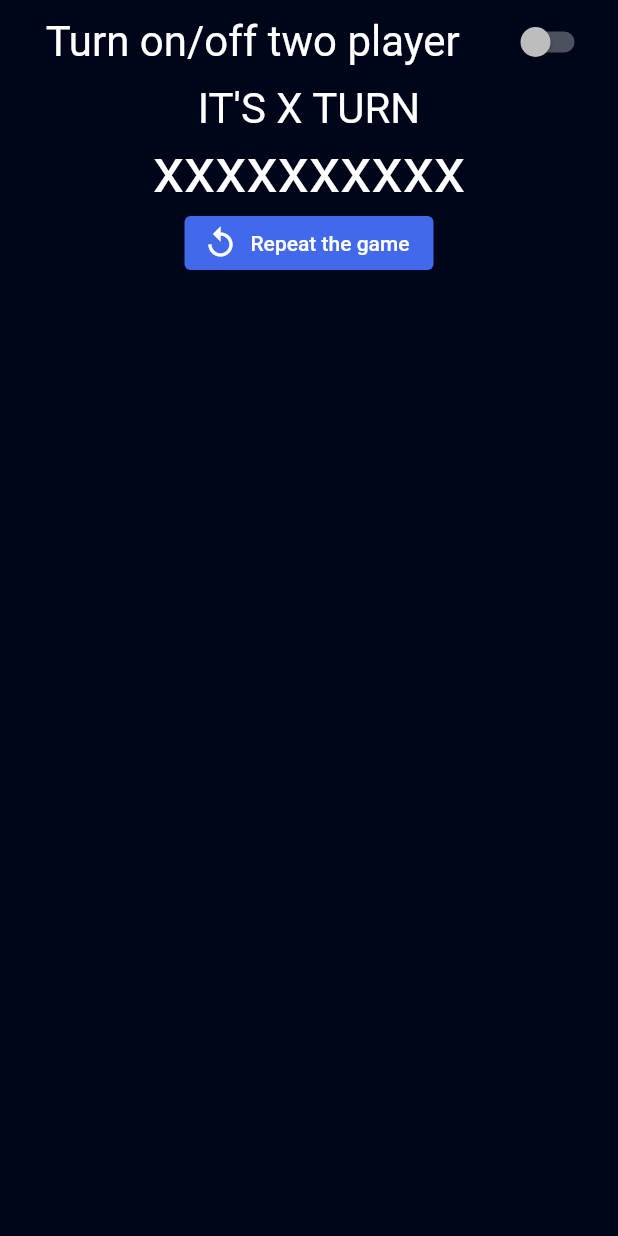
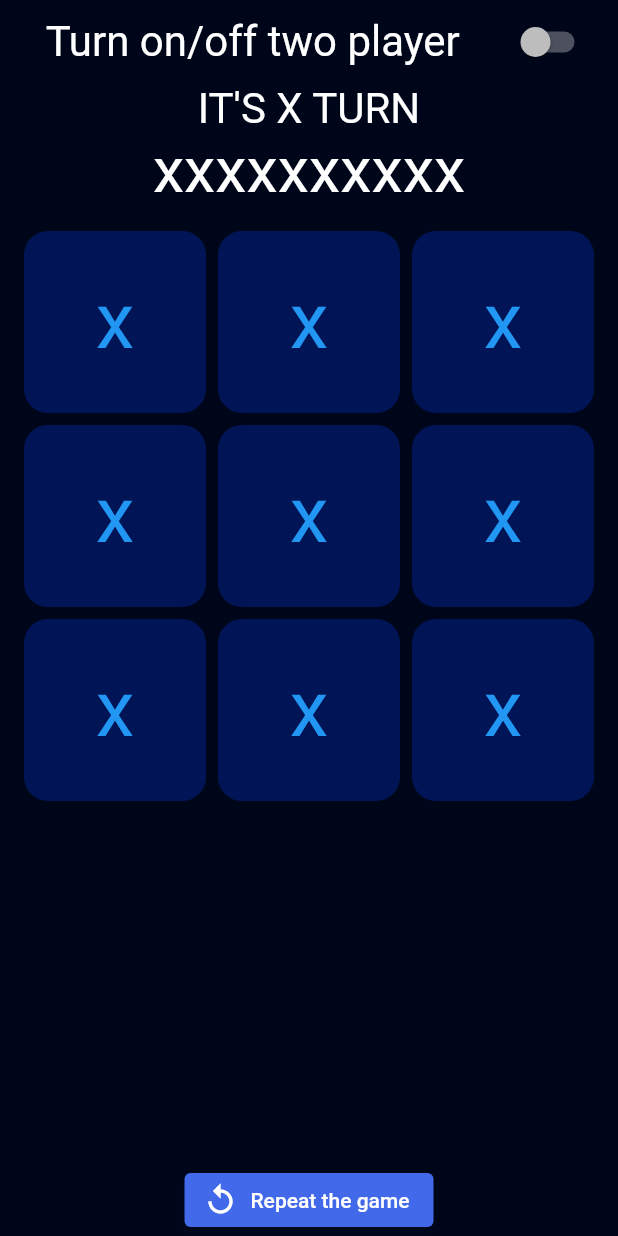
Before and after one commit to hebaabdelwhab/TicTacGame, a Flutter app: the screen it shows after launch, on a phone screen of 412 x 824 dp. Run offline on Flutter 3.47's test engine with Material 2 defaults, Android fonts, the phone set to English and light mode, and no system bars.

```diff
--- a/lib/Home_Screen.dart
+++ b/lib/Home_Screen.dart
@@ -54,7 +54,37 @@ class _HomeScreenState extends State<HomeScreen> {
               ),
               textAlign: TextAlign.center,
             ),
-
+            Expanded(
+              child: GridView.count(
+                padding: const EdgeInsets.all(16),
+                crossAxisCount: 3,
+                mainAxisSpacing: 8.0,
+                crossAxisSpacing: 8.0,
+                childAspectRatio: 1.0,
+                children: List.generate(
+                  9,
+                  (index) => InkWell(
+                    borderRadius: BorderRadius.circular(16),
+                    onTap:gameOver?null:()=>_onTap(index),
+                    child: Container(
+                      decoration: BoxDecoration(
+                        color: Theme.of(context).shadowColor,
+                        borderRadius: BorderRadius.circular(16),
+                      ),
+                      child:const Center(
+                        child:  Text(
+                          'x',
+                          style: TextStyle(
+                            color: Colors.blue,
+                            fontSize: 52,
+                          ),
+                        ),
+                      ),
+                    ),
+                  ),
+                ),
+              ),
+            ),
             ElevatedButton.icon(
               onPressed: () {
                 setState(() {
@@ -68,10 +98,17 @@ class _HomeScreenState extends State<HomeScreen> {
               },
               icon: const Icon(Icons.replay),
               label: const Text('Repeat the game'),
-                style: ButtonStyle(backgroundColor: MaterialStateProperty.all(Theme.of(context).splashColor)),),
+              style: ButtonStyle(
+                  backgroundColor:
+                      MaterialStateProperty.all(Theme.of(context).splashColor)),
+            ),
           ],
         ),
       ),
     );
   }
+
+  _onTap(int index) {
+    game.playGame(index ,activePlayer);
   }
+}
--- a/lib/game_logic.dart
+++ b/lib/game_logic.dart
@@ -2,5 +2,8 @@ class Player{
 
 }
 class Game{
+  void playGame(int index, String activePlayer) {
+
+  }
 
 }
--- a/lib/main.dart
+++ b/lib/main.dart
@@ -4,7 +4,6 @@ import 'package:flutter/material.dart';
 void main() {
   runApp(const MyApp());
 }
-
 class MyApp extends StatelessWidget {
   const MyApp({Key? key}) : super(key: key);
   @override
```
Lines whose indentation alone changed are shown as unchanged.
